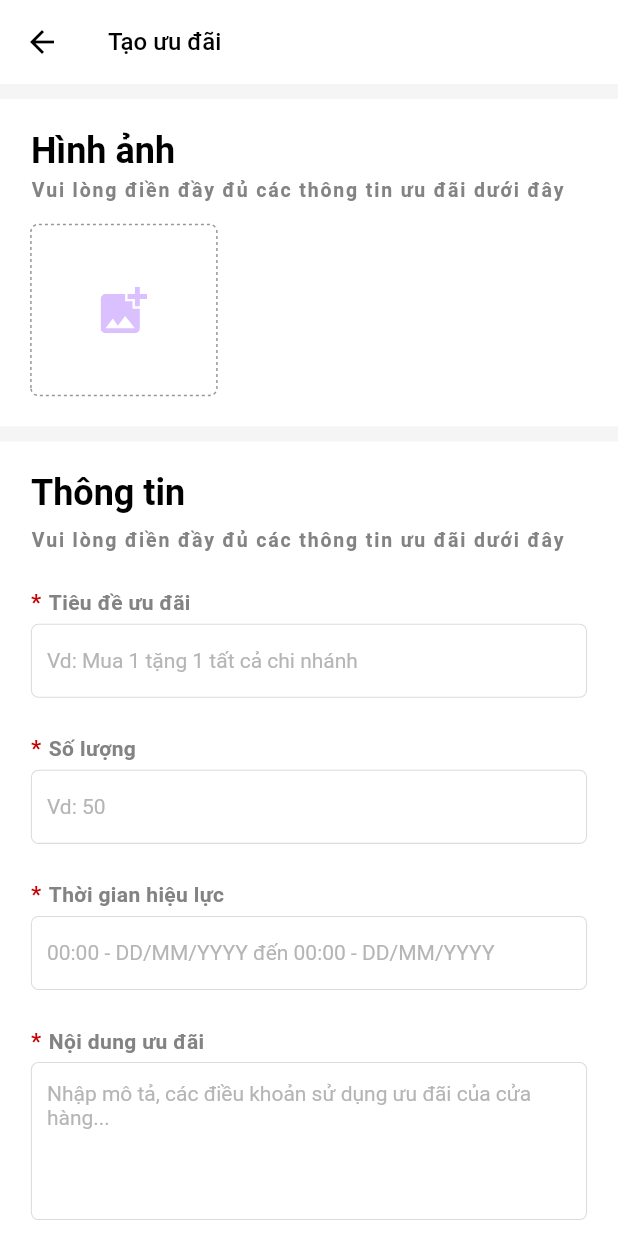
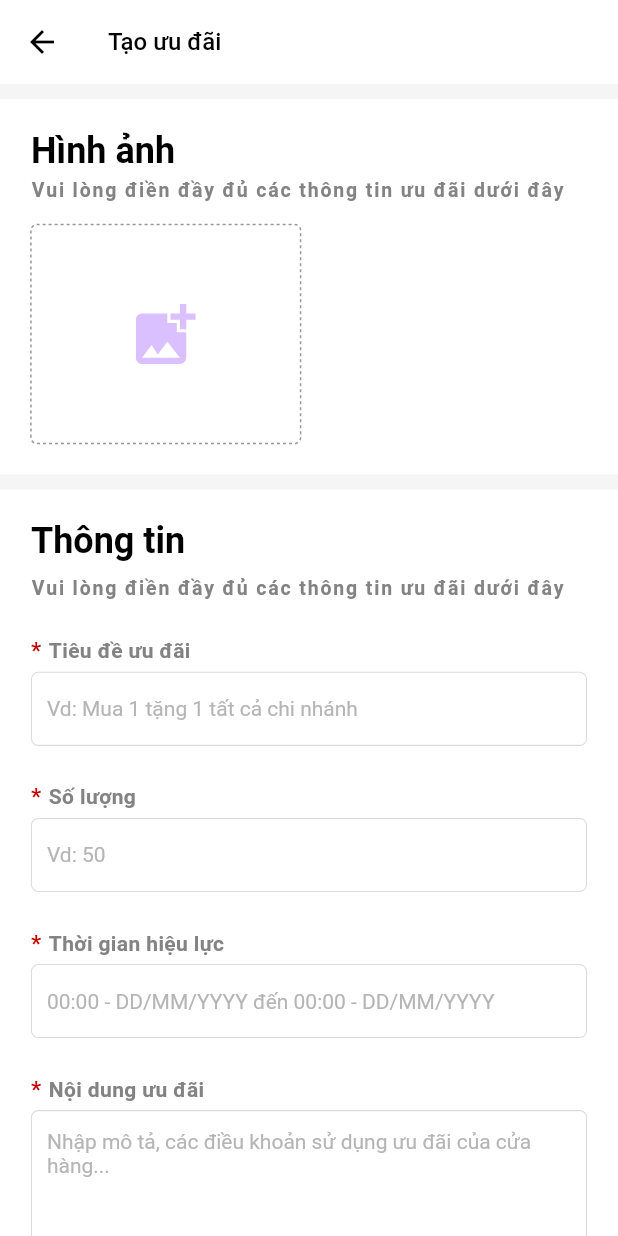
Before and after one commit to byline2009/houze-merchant, a Flutter app: the PromotionScreen screen opened directly, after a tap on "Tạo mới", on a phone screen of 412 x 824 dp. Run offline on Flutter 3.47's test engine with Material 2 defaults, Android fonts, the phone set to English and light mode, and no system bars; drawn by our look-alikes of dotted_border; our stand-ins replace badges, bloc, cached_network_image, dio, equatable, flutter_bloc and 9 more; missing offline and left inert: christian_picker_image; accounts and stored records are empty; network calls fail; Roboto replaces fonts that are missing (SFProDisplay, SFProText); statements that could not run were skipped.

Commit message:
finished layout T152 store edit photo

```diff
--- a/house_merchant/lib/screen/main/main_screen.dart
+++ b/house_merchant/lib/screen/main/main_screen.dart
@@ -13,6 +13,7 @@ import 'package:house_merchant/screen/main/menu_screen.dart';
 import 'package:house_merchant/screen/main/more_screen.dart';
 import 'package:house_merchant/screen/main/order_screen.dart';
 import 'package:house_merchant/screen/main/promotion_screen.dart';
+import 'package:house_merchant/screen/main/store/store_edit_screen.dart';
 import 'package:house_merchant/screen/main/store_screen.dart';
 import 'package:house_merchant/screen/promotion/promotion_user_list_screen.dart';
 import 'package:house_merchant/utils/localizations_util.dart';
@@ -77,7 +78,8 @@ class MainScreenState extends State<MainScreen> {
   List<NaviagationBottom> listNaviagation() {
     return [
       new NaviagationBottom(
-          OrderScreen(),
+          //OrderScreen(),
+          StoreEditScreen(),
           BottomNavigationBarItem(
             activeIcon: bottomNavItem(
                 SvgPicture.asset('assets/images/ic-order-highlight.svg'),
--- a/house_merchant/lib/screen/promotion/promotion_create_screen.dart
+++ b/house_merchant/lib/screen/promotion/promotion_create_screen.dart
@@ -23,7 +23,6 @@ import 'package:house_merchant/utils/progresshub.dart';
 import 'package:house_merchant/utils/string_util.dart';
 
 class PromotionCreateScreen extends StatefulWidget {
-
   PromotionCreateScreen({Key key}) : super(key: key);
 
   @override
@@ -31,7 +30,6 @@ class PromotionCreateScreen extends StatefulWidget {
 }
 
 class PromotionCreateScreenState extends State<PromotionCreateScreen> {
-
   ProgressHUD progressToolkit = Progress.instanceCreate();
   Size _screenSize;
   BuildContext _context;
@@ -46,7 +44,8 @@ class PromotionCreateScreenState extends State<PromotionCreateScreen> {
   final frangeTime = new StreamController<List<DateTime>>.broadcast();
   List<DateTime> frangeTimeResult;
   final fdesc = TextFieldWidgetController();
-  StreamController<ButtonSubmitEvent> sendButtonController = new StreamController<ButtonSubmitEvent>.broadcast();
+  StreamController<ButtonSubmitEvent> sendButtonController =
+      new StreamController<ButtonSubmitEvent>.broadcast();
   final imagePicker = new PromotionPickerImage();
 
   @override
@@ -56,8 +55,10 @@ class PromotionCreateScreenState extends State<PromotionCreateScreen> {
 
   bool checkValidation() {
     var isActive = false;
-    if (!StringUtil.isEmpty(ftitle.Controller.text) && !StringUtil.isEmpty(famount.Controller.text)
-      && frangeTimeResult!=null && !StringUtil.isEmpty(fdesc.Controller.text)) {
+    if (!StringUtil.isEmpty(ftitle.Controller.text) &&
+        !StringUtil.isEmpty(famount.Controller.text) &&
+        frangeTimeResult != null &&
+        !StringUtil.isEmpty(fdesc.Controller.text)) {
       isActive = true;
     }
     sendButtonController.sink.add(ButtonSubmitEvent(isActive));
@@ -65,11 +66,10 @@ class PromotionCreateScreenState extends State<PromotionCreateScreen> {
   }
 
   Widget controlHeader(String title) {
-
     return Row(
       children: <Widget>[
-
-        Text('*', style: TextStyle(
+        Text('*',
+            style: TextStyle(
               fontFamily: ThemeConstant.form_font_family_display,
               fontSize: 15,
               fontWeight: FontWeight.bold,
@@ -83,38 +83,44 @@ class PromotionCreateScreenState extends State<PromotionCreateScreen> {
               fontWeight: FontWeight.w600,
               letterSpacing: 0.26,
               color: ThemeConstant.grey_color,
-          )
-        )
-
+            ))
       ],
     );
-
   }
 
   Widget showSucessful() {
     final width = this._screenSize.width * 90 / 100;
-    return Padding(padding: EdgeInsets.all(20), child: Container(width: width, child: Column(
+    return Padding(
+        padding: EdgeInsets.all(20),
+        child: Container(
+            width: width,
+            child: Column(
               children: <Widget>[
-        SvgPicture.asset("assets/images/dialogs/graphic-voucher.svg",),
-        Text(LocalizationsUtil.of(context).translate('Tạo ưu đãi thành công!'),
+                SvgPicture.asset(
+                  "assets/images/dialogs/graphic-voucher.svg",
+                ),
+                Text(
+                    LocalizationsUtil.of(context)
+                        .translate('Tạo ưu đãi thành công!'),
                     style: TextStyle(
                       fontFamily: ThemeConstant.form_font_family_display,
                       fontSize: 24,
                       fontWeight: FontWeight.w600,
                       letterSpacing: 0.26,
                       color: ThemeConstant.black_color,
-          )
-        ),
+                    )),
                 SizedBox(height: 20),
-        Center(child: Text(LocalizationsUtil.of(context).translate('Ưu đãi của bạn sẽ được duyệt bởi\nHouse Merchant trước khi đăng lên\nứng dụng cư dân'),
+                Center(
+                    child: Text(
+                  LocalizationsUtil.of(context).translate(
+                      'Ưu đãi của bạn sẽ được duyệt bởi\nHouse Merchant trước khi đăng lên\nứng dụng cư dân'),
                   style: TextStyle(
                       fontFamily: ThemeConstant.form_font_family_display,
                       fontSize: 16,
                       fontWeight: FontWeight.w500,
                       letterSpacing: 0.26,
                       color: ThemeConstant.grey_color,
-            height: 1.5
-          ),
+                      height: 1.5),
                   textAlign: TextAlign.center,
                 )),
                 SizedBox(height: 20),
@@ -134,71 +140,89 @@ class PromotionCreateScreenState extends State<PromotionCreateScreen> {
         child: Column(
           crossAxisAlignment: CrossAxisAlignment.stretch,
           children: <Widget>[
-
-          Text(LocalizationsUtil.of(context).translate('Vui lòng điền đầy đủ các thông tin ưu đãi dưới đây'),
+            Text(
+                LocalizationsUtil.of(context).translate(
+                    'Vui lòng điền đầy đủ các thông tin ưu đãi dưới đây'),
                 style: TextStyle(
                   fontFamily: ThemeConstant.form_font_family_display,
                   fontSize: 13,
                   fontWeight: FontWeight.w600,
                   letterSpacing: 1.23,
                   color: ThemeConstant.grey_color,
-            )
+                )),
+            SizedBox(height: 25),
+            this.controlHeader(
+              'Tiêu đề ưu đãi',
             ),
-          SizedBox(height: 25),
-
-          this.controlHeader('Tiêu đề ưu đãi',),
             SizedBox(height: 5),
-          TextFieldWidget(controller: ftitle, defaultHintText: 'Vd: Mua 1 tặng 1 tất cả chi nhánh', callback: (String value) {
+            TextFieldWidget(
+                controller: ftitle,
+                defaultHintText: 'Vd: Mua 1 tặng 1 tất cả chi nhánh',
+                callback: (String value) {
                   this.checkValidation();
                 }),
-
             SizedBox(height: 25),
-
-          this.controlHeader('Số lượng',),
+            this.controlHeader(
+              'Số lượng',
+            ),
             SizedBox(height: 5),
-          TextFieldWidget(controller: famount, defaultHintText: 'Vd: 50', keyboardType: TextInputType.number, callback: (String value) {
+            TextFieldWidget(
+                controller: famount,
+                defaultHintText: 'Vd: 50',
+                keyboardType: TextInputType.number,
+                callback: (String value) {
                   this.checkValidation();
                 }),
-
             SizedBox(height: 25),
-
-          this.controlHeader('Thời gian hiệu lực',),
+            this.controlHeader(
+              'Thời gian hiệu lực',
+            ),
             SizedBox(height: 5),
-          DateRangePickerWidget(controller: frangeTime, defaultHintText: '00:00 - DD/MM/YYYY đến 00:00 - DD/MM/YYYY', callback: (List<DateTime> values) {
+            DateRangePickerWidget(
+              controller: frangeTime,
+              defaultHintText: '00:00 - DD/MM/YYYY đến 00:00 - DD/MM/YYYY',
+              callback: (List<DateTime> values) {
                 if (values.length == 2) {
                   frangeTimeResult = values;
                   this.checkValidation();
                 }
-          },),
-
+              },
+            ),
             SizedBox(height: 25),
-          this.controlHeader('Nội dung ưu đãi',),
+            this.controlHeader(
+              'Nội dung ưu đãi',
+            ),
             SizedBox(height: 5),
-          TextFieldWidget(controller: fdesc, defaultHintText: 'Nhập mô tả, các điều khoản sử dụng ưu đãi của cửa hàng...', keyboardType: TextInputType.multiline, callback: (String value) {
+            TextFieldWidget(
+                controller: fdesc,
+                defaultHintText:
+                    'Nhập mô tả, các điều khoản sử dụng ưu đãi của cửa hàng...',
+                keyboardType: TextInputType.multiline,
+                callback: (String value) {
                   this.checkValidation();
                 }),
-
             SizedBox(height: 25),
-          ButtonWidget(controller: sendButtonController, defaultHintText: LocalizationsUtil.of(context).translate('Tạo ưu đãi'), callback: () async {
-
+            ButtonWidget(
+                controller: sendButtonController,
+                defaultHintText:
+                    LocalizationsUtil.of(context).translate('Tạo ưu đãi'),
+                callback: () async {
                   try {
                     progressToolkit.state.show();
 
-              final result = await couponRepository.createCoupon(CouponModel(
+                    final result = await couponRepository.createCoupon(
+                        CouponModel(
                             title: ftitle.Controller.text,
                             quantity: int.parse(famount.Controller.text),
                             startDate: frangeTimeResult[0].toUtc().toString(),
                             endDate: frangeTimeResult[1].toUtc().toString(),
-                description: fdesc.Controller.text
-              ));
+                            description: fdesc.Controller.text));
 
-              T7GDialog.showContentDialog(context, [
-                this.showSucessful()
-              ], closeShow: false);
+                    T7GDialog.showContentDialog(context, [this.showSucessful()],
+                        closeShow: false);
 
-              //Clear all
+                    //Clear allx
                     this.clearForm();
-
                   } catch (e) {
                     Fluttertoast.showToast(
                         msg: e,
@@ -207,23 +231,19 @@ class PromotionCreateScreenState extends State<PromotionCreateScreen> {
                         timeInSecForIos: 5,
                         backgroundColor: Colors.black,
                         textColor: Colors.white,
-                fontSize: 14.0
-              );
+                        fontSize: 14.0);
                   } finally {
                     progressToolkit.state.dismiss();
                   }
-
                 })
           ],
-      )
-    );
-
+        ));
   }
 
   void clearForm() {
     ftitle.Controller.clear();
     famount.Controller.clear();
-    frangeTimeResult=null;
+    frangeTimeResult = null;
     frangeTime.add([]);
     fdesc.Controller.clear();
     sendButtonController.add(ButtonSubmitEvent(false));
@@ -234,25 +254,24 @@ class PromotionCreateScreenState extends State<PromotionCreateScreen> {
       crossAxisAlignment: CrossAxisAlignment.start,
       children: <Widget>[
         SizedBox(height: 5),
-        Text(LocalizationsUtil.of(context).translate('Vui lòng điền đầy đủ các thông tin ưu đãi dưới đây'),
+        Text(
+            LocalizationsUtil.of(context).translate(
+                'Vui lòng điền đầy đủ các thông tin ưu đãi dưới đây'),
             style: TextStyle(
               fontFamily: ThemeConstant.form_font_family_display,
               fontSize: 13,
               fontWeight: FontWeight.w600,
               letterSpacing: 1.23,
               color: ThemeConstant.grey_color,
-          )
-        ),
+            )),
         SizedBox(height: 15),
         imagePicker,
       ],
     );
-
   }
 
   @override
   Widget build(BuildContext context) {
-
     this._screenSize = MediaQuery.of(context).size;
     this._context = context;
     this._padding = this._screenSize.width * 5 / 100;
@@ -260,27 +279,28 @@ class PromotionCreateScreenState extends State<PromotionCreateScreen> {
     return BaseScaffoldNormal(
       title: 'Tạo ưu đãi',
       child: Stack(children: <Widget>[
-        CustomScrollView(
-          physics: const BouncingScrollPhysics(),
-          slivers: [
-
+        CustomScrollView(physics: const BouncingScrollPhysics(), slivers: [
           SliverToBoxAdapter(
-              child: BoxesContainer(child: Center(),),
+            child: BoxesContainer(
+              child: Center(),
             ),
-
+          ),
           SliverToBoxAdapter(
-              child: BoxesContainer(title: 'Hình ảnh', child: this.imagePick(), padding: EdgeInsets.all(this._padding),)
-            ),
-
+              child: BoxesContainer(
+            title: 'Hình ảnh',
+            child: this.imagePick(),
+            padding: EdgeInsets.all(this._padding),
+          )),
           SliverToBoxAdapter(
-              child: BoxesContainer(title: 'Thông tin', child: this.formCreate(), padding: EdgeInsets.all(this._padding),)
-            ),
-          ]
-        ),
+              child: BoxesContainer(
+            title: 'Thông tin',
+            child: this.formCreate(),
+            padding: EdgeInsets.all(this._padding),
+          )),
+        ]),
         progressToolkit
       ]),
     );
-
   }
 
   @override
--- a/house_merchant/lib/screen/promotion/promotion_picker_image.dart
+++ b/house_merchant/lib/screen/promotion/promotion_picker_image.dart
@@ -11,19 +11,19 @@ import 'package:christian_picker_image/christian_picker_image.dart';
 typedef void callBackUploadHandler(File file);
 
 class PromotionPickerImage extends StatefulWidget {
-
   callBackUploadHandler callbackUpload;
   callBackUploadHandler callbackRemove;
 
-  PromotionPickerImage({Key key}) : super(key: key);
+  PromotionPickerImage({Key key, double widthItem, double heightItem})
+      : super(key: key);
 
   @override
   PromotionPickerImageState createState() => new PromotionPickerImageState();
 }
 
 class PromotionPickerImageState extends State<PromotionPickerImage> {
-
   List<File> filesPick;
+  Size _screenSize;
 
   @override
   void initState() {
@@ -32,16 +32,14 @@ class PromotionPickerImageState extends State<PromotionPickerImage> {
   }
 
   void uploadProcessing(BuildContext context) async {
-
     List<File> images = new List<File>();
     try {
-      images = await ChristianPickerImage.pickImages(maxImages: 1-this.filesPick.length);
-    } catch(e) {
-    } finally {
+      images = await ChristianPickerImage.pickImages(
+          maxImages: 1 - this.filesPick.length);
+    } catch (e) {} finally {
       Navigator.of(context).pop();
       print('Upload okkk');
     }
-
   }
 
   Future pickImage(BuildContext context) async {
@@ -60,25 +58,41 @@ class PromotionPickerImageState extends State<PromotionPickerImage> {
 
   @override
   Widget build(BuildContext context) {
+    this._screenSize = MediaQuery.of(context).size;
+
+    double _width = _screenSize.width * (160 / 375);
+    double _height = _screenSize.height * (140 / 812);
     return GestureDetector(
         onTap: () {
           this.pickImage(context);
-      }, child: DottedBorder(
+        },
+        child: DottedBorder(
             borderType: BorderType.RRect,
             dashPattern: [2, 2],
             color: ThemeConstant.border_color,
-        radius: Radius.circular(5),
+            radius: Radius.circular(4),
             child: Container(
-          width: 120,
-          height: 110,
-          padding: EdgeInsets.symmetric(vertical: 20, horizontal: 20),
-          child: Row(
-            mainAxisAlignment: MainAxisAlignment.center,
-            children: <Widget>[
-              SvgPicture.asset("assets/images/ic-add-picture.svg", width: 31, height: 32,),
-            ],
+              width: _width,
+              height: _height,
+              child: Center(
+                child: SvgPicture.asset(
+                  "assets/images/ic-add-picture.svg",
+                  width: 40,
+                  height: 40,
+                ),
+              ),
             )
-        ),
+            // child: Row(
+            //   mainAxisAlignment: MainAxisAlignment.center,
+            //   crossAxisAlignment: CrossAxisAlignment.center,
+            //   children: <Widget>[
+            //     SvgPicture.asset(
+            //       "assets/images/ic-add-picture.svg",
+            //       width: 40,
+            //       height: 40,
+            //     ),
+            //   ],
+            // )),
             ));
   }
 
```
Also changed, not shown: house_merchant/lib/screen/main/store/store_edit_screen.dart (added, +209 -0 lines), 2 other files. Lines whose indentation alone changed are shown as unchanged.
